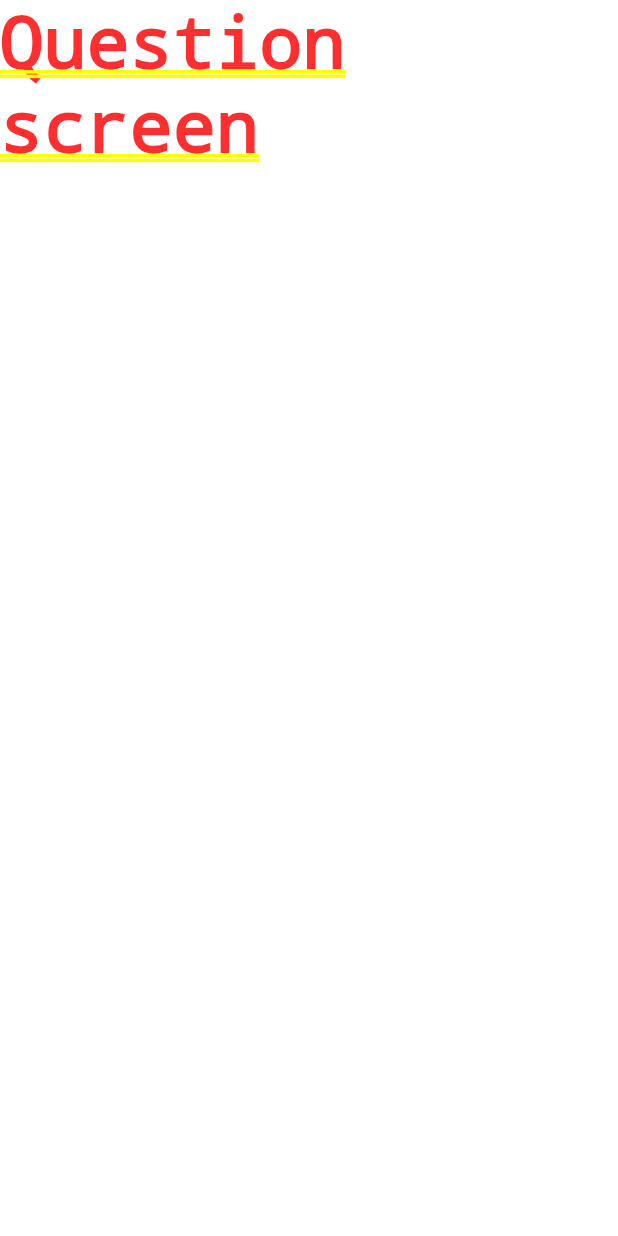
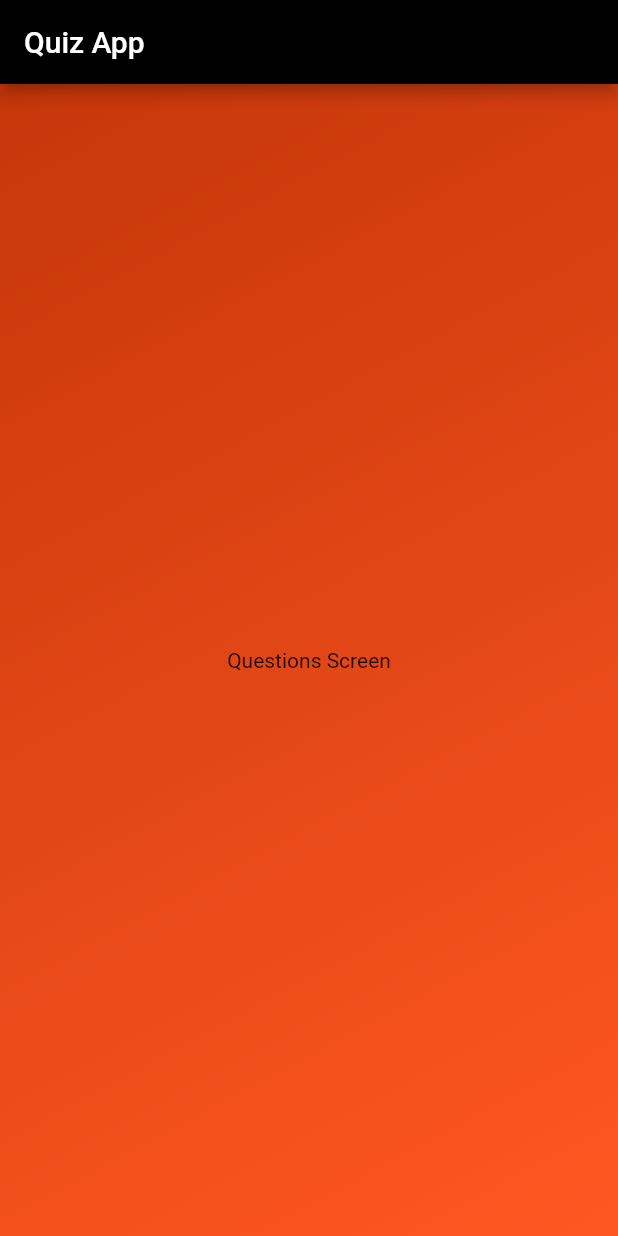
Before and after one commit to DevEverton/flutter-learning, a Flutter app: the screen it shows after launch, after a tap on "Start quiz", on a phone screen of 412 x 824 dp. Run offline on Flutter 3.47's test engine with Material 2 defaults, Android fonts, the phone set to English and light mode, and no system bars.

Commit message:
Refactored quiz background to be reusable

```diff
--- /dev/null
+++ b/quiz_app/lib/view/components/quiz_background.dart
@@ -0,0 +1,28 @@
+import 'package:flutter/material.dart';
+
+class QuizBackground extends StatelessWidget {
+  const QuizBackground({super.key, required this.child});
+
+  final Widget child;
+
+  @override
+  Widget build(BuildContext context) {
+    return Scaffold(
+      appBar: AppBar(
+        backgroundColor: Colors.black,
+        title: const Text(
+          "Quiz App",
+          style: TextStyle(color: Colors.white),
+        ),
+      ),
+      body: Container(
+          decoration: const BoxDecoration(
+            gradient: LinearGradient(
+                begin: Alignment.topLeft,
+                end: Alignment.bottomRight,
+                colors: [Color.fromARGB(255, 198, 54, 10), Colors.deepOrange]),
+          ),
+          child: child),
+    );
+  }
+}
--- a/quiz_app/lib/view/screens/home.dart
+++ b/quiz_app/lib/view/screens/home.dart
@@ -1,5 +1,6 @@
 import 'package:flutter/material.dart';
 import '../../View/Components/quiz_button.dart';
+import '../components/quiz_background.dart';
 import '../components/quiz_image.dart';
 
 class Home extends StatelessWidget {
@@ -9,16 +10,7 @@ class Home extends StatelessWidget {
 
   @override
   Widget build(BuildContext context) {
-    return Scaffold(
-      appBar: AppBar(
-        backgroundColor: Colors.black,
-        title: const Text(
-          "Quiz App",
-          style: TextStyle(color: Colors.white),
-        ),
-      ),
-      body: Container(
-        color: Colors.deepPurple,
+    return QuizBackground(
       child: Center(
         child: Column(mainAxisSize: MainAxisSize.min, children: [
           const QuizImage(
@@ -31,15 +23,12 @@ class Home extends StatelessWidget {
           const Text(
             "Learn Flutter the fun way!",
             style: TextStyle(
-                  color: Colors.white,
-                  fontSize: 24,
-                  fontWeight: FontWeight.w400),
+                color: Colors.white, fontSize: 24, fontWeight: FontWeight.w400),
           ),
           const SizedBox(height: 32),
           QuizButton(onPressed: onPressed, text: "Start quiz")
         ]),
       ),
-      ),
     );
   }
 }
--- a/quiz_app/lib/view/screens/questions.dart
+++ b/quiz_app/lib/view/screens/questions.dart
@@ -1,4 +1,5 @@
 import 'package:flutter/material.dart';
+import 'package:quiz_app/view/components/quiz_background.dart';
 
 class Questions extends StatefulWidget {
   const Questions({super.key});
@@ -10,6 +11,9 @@ class Questions extends StatefulWidget {
 class _QuestionsState extends State<Questions> {
   @override
   Widget build(BuildContext context) {
-    return const Text("Question screen");
+    return const QuizBackground(
+        child: Center(
+      child: Text("Questions Screen"),
+    ));
   }
 }
```
Lines whose indentation alone changed are shown as unchanged.
